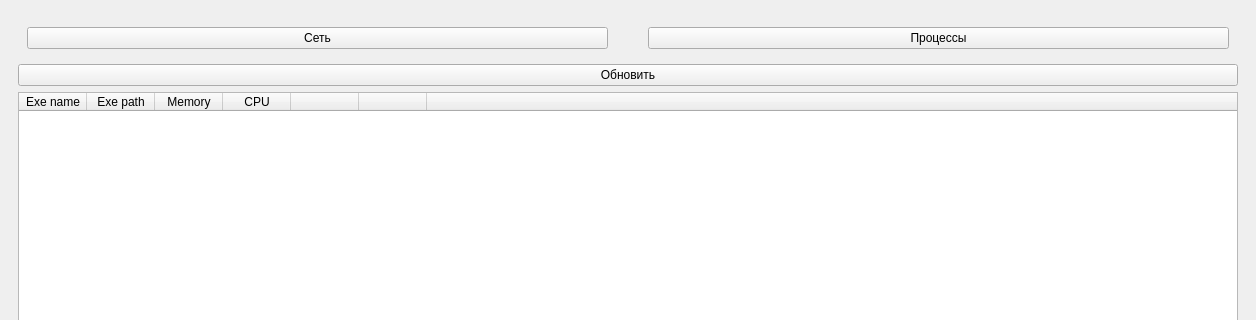
Dyehalla/TaskManager, file mainwindow.ui: the form before one commit; both pictures show x 0 to 1256 and y 0 to 320 of the 1256 by 834 pixel window.
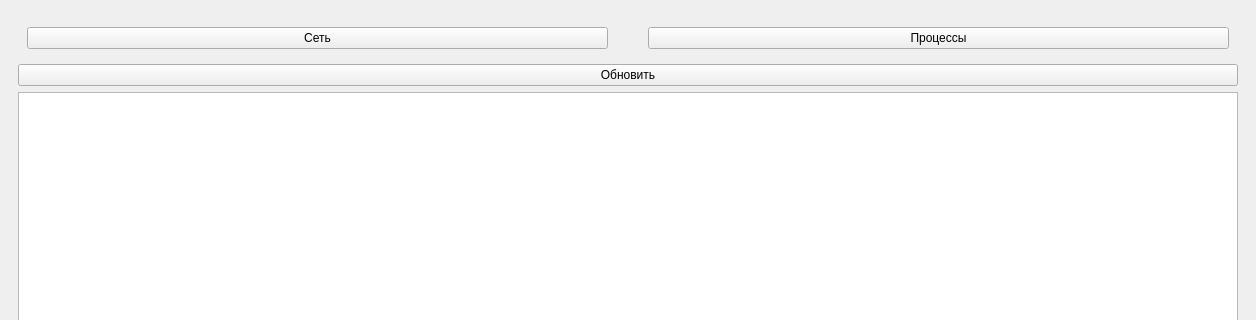
The form after the commit.

Patch:
```diff
--- a/mainwindow.ui
+++ b/mainwindow.ui
@@ -67,88 +67,7 @@
         </widget>
        </item>
        <item>
-        <widget class="QTableWidget" name="ProcessTable">
-         <property name="editTriggers">
-          <set>QAbstractItemView::EditTrigger::NoEditTriggers</set>
-         </property>
-         <property name="tabKeyNavigation">
-          <bool>false</bool>
-         </property>
-         <property name="showDropIndicator" stdset="0">
-          <bool>false</bool>
-         </property>
-         <property name="dragDropOverwriteMode">
-          <bool>false</bool>
-         </property>
-         <property name="dragDropMode">
-          <enum>QAbstractItemView::DragDropMode::NoDragDrop</enum>
-         </property>
-         <property name="alternatingRowColors">
-          <bool>false</bool>
-         </property>
-         <property name="selectionMode">
-          <enum>QAbstractItemView::SelectionMode::SingleSelection</enum>
-         </property>
-         <property name="selectionBehavior">
-          <enum>QAbstractItemView::SelectionBehavior::SelectRows</enum>
-         </property>
-         <property name="textElideMode">
-          <enum>Qt::TextElideMode::ElideNone</enum>
-         </property>
-         <property name="verticalScrollMode">
-          <enum>QAbstractItemView::ScrollMode::ScrollPerPixel</enum>
-         </property>
-         <property name="sortingEnabled">
-          <bool>false</bool>
-         </property>
-         <property name="wordWrap">
-          <bool>false</bool>
-         </property>
-         <attribute name="horizontalHeaderDefaultSectionSize">
-          <number>68</number>
-         </attribute>
-         <attribute name="horizontalHeaderShowSortIndicator" stdset="0">
-          <bool>false</bool>
-         </attribute>
-         <attribute name="horizontalHeaderStretchLastSection">
-          <bool>true</bool>
-         </attribute>
-         <column>
-          <property name="text">
-           <string>Exe name</string>
-          </property>
-         </column>
-         <column>
-          <property name="text">
-           <string>Exe path</string>
-          </property>
-         </column>
-         <column>
-          <property name="text">
-           <string>Memory</string>
-          </property>
-         </column>
-         <column>
-          <property name="text">
-           <string>CPU</string>
-          </property>
-         </column>
-         <column>
-          <property name="text">
-           <string/>
-          </property>
-         </column>
-         <column>
-          <property name="text">
-           <string/>
-          </property>
-         </column>
-         <column>
-          <property name="text">
-           <string/>
-          </property>
-         </column>
-        </widget>
+        <widget class="QTableView" name="ProcessTable"/>
        </item>
       </layout>
      </widget>
```
